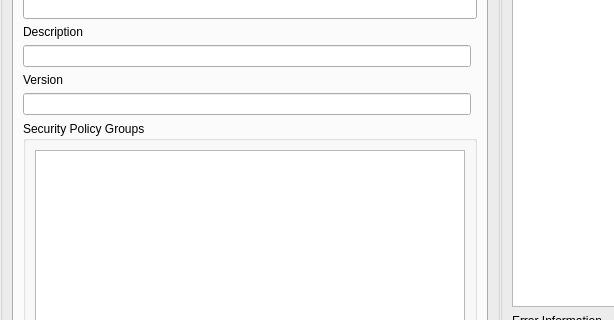
Old version of the form src/ubuntu/ubuntupackagingwidget.ui in the repository runelabs/qtcreator-plugin-ubuntu; both pictures show x 0 to 614 and y 284 to 604 of the 975 by 770 pixel window.
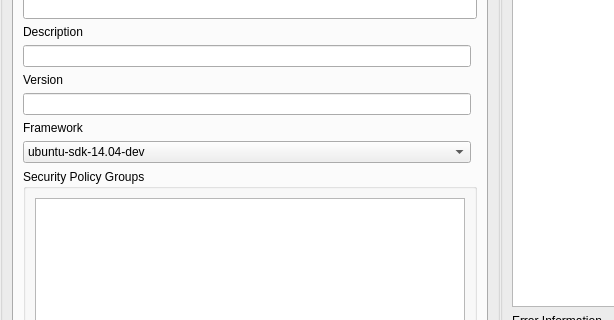
New version of the form.

Commit message: - Switch to framework ubuntu-sdk-14.04-dev by default in templates - added dropdown for selecting the framework in publish tab

```diff
--- a/src/ubuntu/ubuntupackagingwidget.ui
+++ b/src/ubuntu/ubuntupackagingwidget.ui
@@ -224,7 +224,7 @@
               </property>
              </widget>
             </item>
-            <item row="11" column="0" colspan="2">
+            <item row="13" column="0" colspan="2">
              <widget class="QGroupBox" name="groupBox_6">
               <property name="title">
                <string>Security Policy Groups</string>
@@ -258,6 +258,32 @@
               </property>
              </widget>
             </item>
+            <item row="12" column="0">
+             <widget class="QComboBox" name="comboBoxFramework">
+              <item>
+               <property name="text">
+                <string>ubuntu-sdk-14.04-dev</string>
+               </property>
+              </item>
+              <item>
+               <property name="text">
+                <string>ubuntu-sdk-13.10</string>
+               </property>
+              </item>
+              <item>
+               <property name="text">
+                <string/>
+               </property>
+              </item>
+             </widget>
+            </item>
+            <item row="11" column="0">
+             <widget class="QLabel" name="label_3">
+              <property name="text">
+               <string>Framework</string>
+              </property>
+             </widget>
+            </item>
            </layout>
           </widget>
           <widget class="QWidget" name="tabManifest_3">
```
The commit also changes 6 other files.
